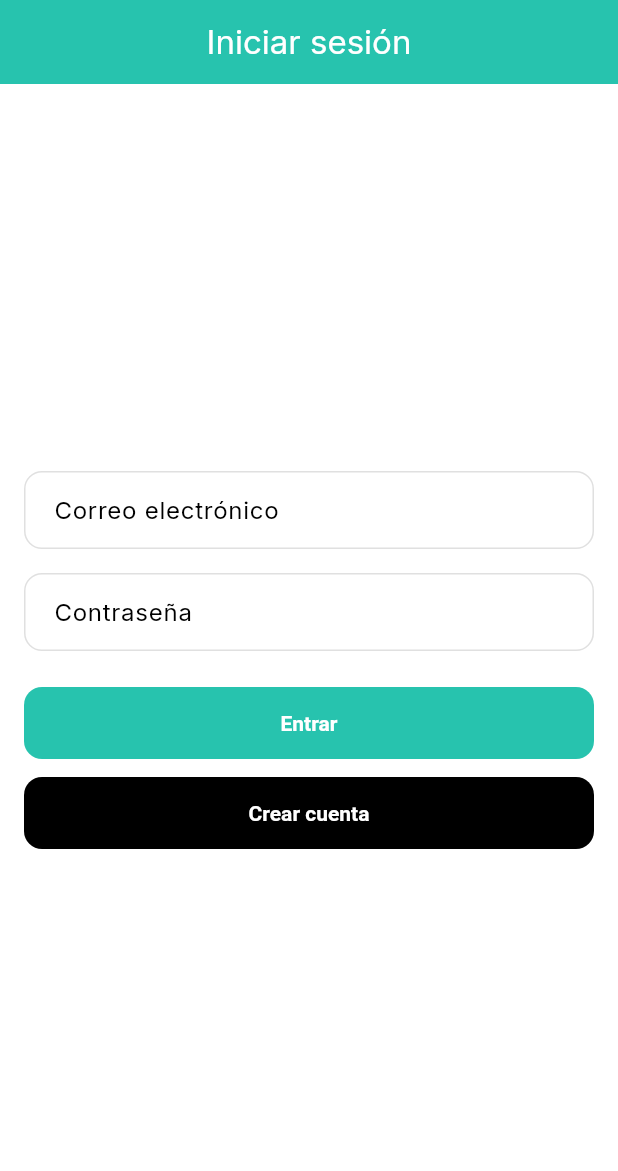
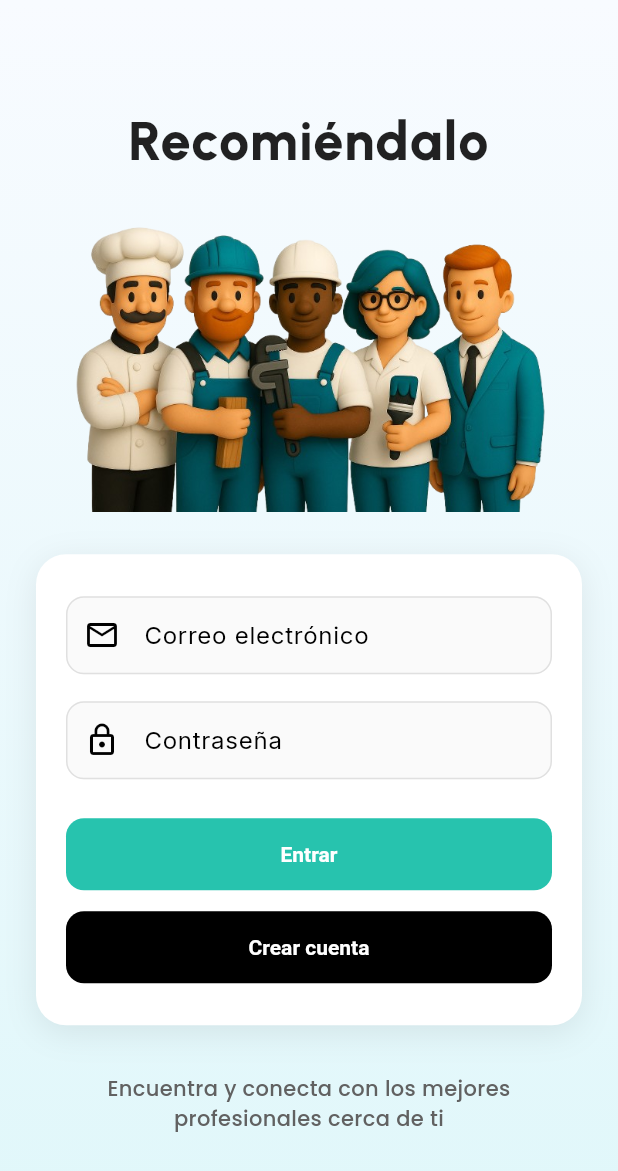
Before and after one commit to Serfelzxcv/recomiendalo, a Flutter app: the screen it shows after launch, on a phone screen of 412 x 824 dp. Shown: the top 1171 px of the screen. Run offline on Flutter 3.47's test engine with Material 3 defaults, Android fonts, the phone set to English and light mode, and no system bars; our stand-ins replace dio, dropdown_button2, flutter_dotenv, flutter_riverpod, go_router, google_fonts and 2 more.

Commit message:
feat(login-images)

```diff
--- a/lib/features/auth/screens/login_screen.dart
+++ b/lib/features/auth/screens/login_screen.dart
@@ -1,5 +1,6 @@
 import 'package:flutter/material.dart';
 import 'package:go_router/go_router.dart';
+import 'package:google_fonts/google_fonts.dart';
 import 'package:recomiendalo/shared/widgets/app_scaffold.dart';
 import 'package:recomiendalo/shared/widgets/primary_button.dart';
 
@@ -11,43 +12,114 @@ class LoginScreen extends StatelessWidget {
     final colors = Theme.of(context).colorScheme;
 
     return AppScaffold(
-      appBar: AppBar(title: const Text('Iniciar sesión')),
-      body: Padding(
-        padding: const EdgeInsets.all(16.0),
+      body: Container(
+        decoration: const BoxDecoration(
+          gradient: LinearGradient(
+            colors: [
+              Color(0xFFF8FBFF),
+              Color(0xFFE0F7FA),
+            ],
+            begin: Alignment.topCenter,
+            end: Alignment.bottomCenter,
+          ),
+        ),
+        child: SafeArea(
+          child: Center(
+            child: SingleChildScrollView(
+              padding: const EdgeInsets.symmetric(horizontal: 24, vertical: 16),
               child: Column(
                 mainAxisAlignment: MainAxisAlignment.center,
                 children: [
-            TextFormField(
-              decoration: const InputDecoration(
-                labelText: 'Correo electrónico',
+                  // 🖋️ Título más formal y moderno
+                  Text(
+                    'Recomiéndalo',
+                    textAlign: TextAlign.center,
+                    style: GoogleFonts.urbanist(
+                      fontSize: 36,
+                      fontWeight: FontWeight.w800,
+                      color: Colors.black87,
+                      letterSpacing: 0.8,
                     ),
                   ),
-            const SizedBox(height: 16),
+                  const SizedBox(height: 12),
+
+                  // 👷 Imagen principal
+                  Image.asset(
+                    'assets/images/workers_without_background.png',
+                    height: 210,
+                    fit: BoxFit.contain,
+                  ),
+                  const SizedBox(height: 28),
+
+                  // 🧱 Card principal con inputs y botones
+                  Container(
+                    width: double.infinity,
+                    padding: const EdgeInsets.symmetric(
+                        horizontal: 20, vertical: 28),
+                    decoration: BoxDecoration(
+                      color: Colors.white,
+                      borderRadius: BorderRadius.circular(20),
+                      boxShadow: [
+                        BoxShadow(
+                          color: Colors.black.withOpacity(0.08),
+                          blurRadius: 18,
+                          offset: const Offset(0, 5),
+                        ),
+                      ],
+                    ),
+                    child: Column(
+                      children: [
+                        // ✉️ Correo electrónico
                         TextFormField(
-              decoration: const InputDecoration(
+                          decoration: InputDecoration(
+                            labelText: 'Correo electrónico',
+                            prefixIcon: const Icon(Icons.email_outlined),
+                            filled: true,
+                            fillColor: Colors.grey[50],
+                            border: OutlineInputBorder(
+                              borderRadius: BorderRadius.circular(12),
+                              borderSide: BorderSide.none,
+                            ),
+                          ),
+                        ),
+                        const SizedBox(height: 18),
+
+                        // 🔒 Contraseña
+                        TextFormField(
+                          obscureText: true,
+                          decoration: InputDecoration(
                             labelText: 'Contraseña',
+                            prefixIcon: const Icon(Icons.lock_outline),
+                            filled: true,
+                            fillColor: Colors.grey[50],
+                            border: OutlineInputBorder(
+                              borderRadius: BorderRadius.circular(12),
+                              borderSide: BorderSide.none,
                             ),
-              obscureText: true,
                           ),
-            const SizedBox(height: 24),
+                        ),
+                        const SizedBox(height: 26),
+
+                        // 🔘 Botón Entrar
                         PrimaryButton(
                           text: 'Entrar',
                           onPressed: () => context.go('/home'),
                         ),
-            const SizedBox(height: 12),
+                        const SizedBox(height: 14),
 
-            // 🔹 Botón negro para "Crear cuenta"
+                        // 🆕 Crear cuenta
                         SizedBox(
                           width: double.infinity,
                           height: 48,
                           child: FilledButton(
                             style: FilledButton.styleFrom(
                               backgroundColor: Colors.black,
-                  foregroundColor: colors.onPrimary, // Texto blanco
+                              foregroundColor: Colors.white,
                               shape: RoundedRectangleBorder(
                                 borderRadius: BorderRadius.circular(12),
                               ),
-                  textStyle: const TextStyle(fontWeight: FontWeight.bold),
+                              textStyle:
+                                  const TextStyle(fontWeight: FontWeight.bold),
                             ),
                             onPressed: () => context.go('/register'),
                             child: const Text('Crear cuenta'),
@@ -56,6 +128,24 @@ class LoginScreen extends StatelessWidget {
                       ],
                     ),
                   ),
+
+                  const SizedBox(height: 32),
+
+                  Text(
+                    "Encuentra y conecta con los mejores profesionales cerca de ti",
+                    textAlign: TextAlign.center,
+                    style: GoogleFonts.poppins(
+                      fontSize: 14,
+                      color: Colors.grey[700],
+                      fontWeight: FontWeight.w500,
+                    ),
+                  ),
+                ],
+              ),
+            ),
+          ),
+        ),
+      ),
     );
   }
 }
```
Also changed, not shown: pubspec.yaml (+4 -4 lines), assets/images/workers_without_background.png (added), pubspec.lock. Lines whose indentation alone changed are shown as unchanged.
